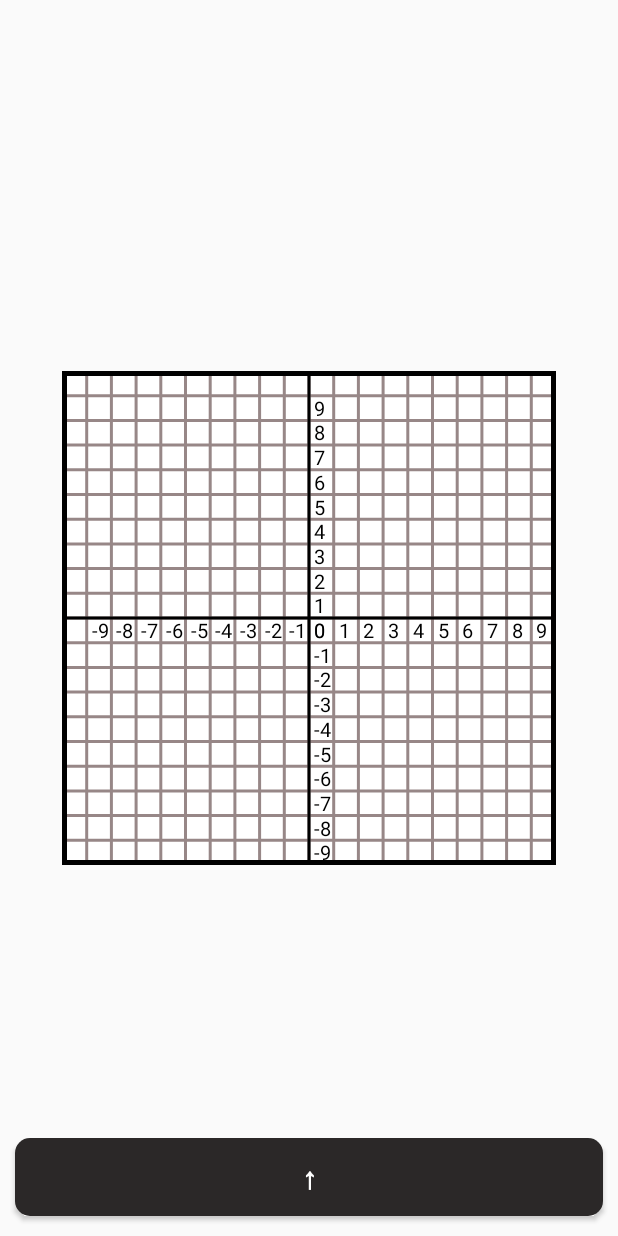
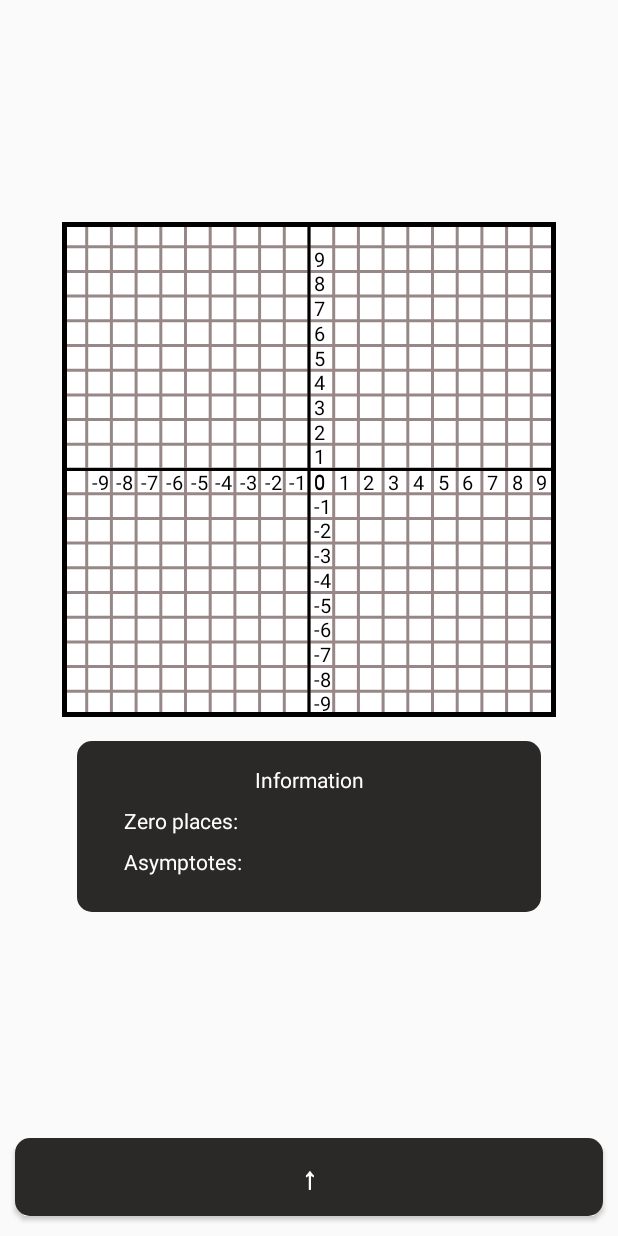
Before and after one commit to TheNoobestGuy/MathematicalAndroidApp, an Android app built with Jetpack Compose: the FunctionChartActivity screen opened directly, with no data from a screen before it, after a tap on an icon or button, on a phone screen of 412 x 824 dp. Run offline under Robolectric (Android 15) with nearby library versions, the phone set to English and light mode, and no system bars.

Commit message:
Small fixes for calculator history and working upon asymptotes and zero places.

```diff
--- a/app/src/main/java/com/example/mathmaster/FunctionChartActivity.kt
+++ b/app/src/main/java/com/example/mathmaster/FunctionChartActivity.kt
@@ -11,6 +11,7 @@ import android.widget.Button
 import android.widget.TextView
 import androidx.activity.ComponentActivity
 import androidx.activity.OnBackPressedCallback
+import androidx.constraintlayout.widget.ConstraintLayout
 import com.example.mathmaster.customviews.AdvancedKeyboard
 import com.example.mathmaster.customviews.FunctionChart
 
@@ -28,7 +29,14 @@ class FunctionChartActivity : ComponentActivity() {
 
         // Chart
         val functionChart: FunctionChart = findViewById(R.id.FunctionChart)
-        functionChart.translationY = -screenHeight+functionChart.y
+        functionChart.translationY = -screenHeight
+
+        // Information
+        val informationBlock: ConstraintLayout = findViewById(R.id.Information)
+        informationBlock.translationY = -screenHeight
+
+        val zeroPlacesText: TextView = findViewById(R.id.ZeroPlaces)
+        val asymptotesText: TextView = findViewById(R.id.Asymptotes)
 
         // Show chart button
         val slideButton: Button = findViewById(R.id.SlideButton)
@@ -66,6 +74,7 @@ class FunctionChartActivity : ComponentActivity() {
         val unClickedButtonStyle = R.drawable.menubutton_background
         slideButton.setOnClickListener {
             slideButton.setBackgroundResource(clickedButtonStyle)
+
             // Change button text
             if (slideButton.text == "↑") {
                 slideButton.text = "↓"
@@ -75,26 +84,29 @@ class FunctionChartActivity : ComponentActivity() {
 
                 // Draw a function
                 functionChart.drawAFunction(equation.text.toString(), keyboard)
+                functionChart.updateInformation(zeroPlacesText, asymptotesText)
             }
 
             // Start proper animation
             val animatorSet = AnimatorSet()
             if (keyboardIsVisible) {
                 val slideDownChart = ObjectAnimator.ofFloat(functionChart, "translationY", 0f)
+                val slideDownInformation = ObjectAnimator.ofFloat(informationBlock, "translationY", 0f)
                 val slideDownButton = ObjectAnimator.ofFloat(slideButton, "translationY", screenHeight-slideButton.y-slideButton.height-20f)
                 val slideDownEquation = ObjectAnimator.ofFloat(equation, "translationY", screenHeight-equation.y)
                 val slideDownKeyboard = ObjectAnimator.ofFloat(keyboard, "translationY", screenHeight-keyboard.y)
 
-                animatorSet.playTogether(slideDownChart, slideDownButton, slideDownEquation, slideDownKeyboard)
+                animatorSet.playTogether(slideDownChart, slideDownInformation, slideDownButton, slideDownEquation, slideDownKeyboard)
                 animatorSet.duration = 800
                 animatorSet.start()
             } else {
-                val slideUpChart = ObjectAnimator.ofFloat(functionChart, "translationY", -screenHeight+functionChart.y)
+                val slideUpChart = ObjectAnimator.ofFloat(functionChart, "translationY", -screenHeight)
+                val slideUpInformation = ObjectAnimator.ofFloat(informationBlock, "translationY", -screenHeight)
                 val slideUpButton = ObjectAnimator.ofFloat(slideButton, "translationY", 0f)
                 val slideUpEquation = ObjectAnimator.ofFloat(equation, "translationY",0f)
                 val slideUpKeyboard = ObjectAnimator.ofFloat(keyboard, "translationY", 0f)
 
-                animatorSet.playTogether(slideUpChart, slideUpButton, slideUpEquation, slideUpKeyboard)
+                animatorSet.playTogether(slideUpChart, slideUpInformation, slideUpButton, slideUpEquation, slideUpKeyboard)
                 animatorSet.duration = 800
                 animatorSet.start()
             }
--- a/app/src/main/java/com/example/mathmaster/customviews/FunctionChart.kt
+++ b/app/src/main/java/com/example/mathmaster/customviews/FunctionChart.kt
@@ -6,6 +6,7 @@ import android.graphics.DashPathEffect
 import android.graphics.Paint
 import android.util.AttributeSet
 import android.view.View
+import android.widget.TextView
 import com.example.mathmaster.R
 import kotlin.math.round
 import kotlin.math.abs
@@ -18,6 +19,8 @@ class FunctionChart @JvmOverloads constructor(
 
     private val paint = Paint()
     private var points: MutableList<Pair<Float, Float>> = mutableListOf()
+    private var asymptotes: MutableList<Float> = mutableListOf()
+    private var zeroPlaces: MutableList<Float> = mutableListOf()
 
     private var gridSpacing: Float = 0f
     private val gridColor = context.getColor(R.color.VeryLightGrey)
@@ -76,7 +79,6 @@ class FunctionChart @JvmOverloads constructor(
         }
 
         // Draw a function
-        val asymptotes: MutableList<Float> = mutableListOf()
         paint.style = Paint.Style.STROKE
         paint.color = linesColor
         paint.strokeWidth = 8f
@@ -141,7 +143,34 @@ class FunctionChart @JvmOverloads constructor(
         return number % 1 == 0f
     }
 
+    fun updateInformation(zeroPlacesTextView: TextView, asymptotesTextView: TextView) {
+        zeroPlacesTextView.text = context.getString(R.string.ZeroPlaces)
+        asymptotesTextView.text = context.getString(R.string.Asymptotes)
+
+        var added = false
+        for (place in zeroPlaces) {
+            val text = " $place,"
+            zeroPlacesTextView.append(text)
+            added = true
+        }
+        if (added) {
+            zeroPlacesTextView.text = zeroPlacesTextView.text.dropLast(1)
+        }
+
+        added = false
+        for (asymptote in asymptotes) {
+            val text = " $asymptote,"
+            asymptotesTextView.append(text)
+            added = true
+        }
+        if (added) {
+            asymptotesTextView.text = asymptotesTextView.text.dropLast(1)
+        }
+    }
+
     fun drawAFunction(input: String, calculator: AdvancedKeyboard) {
+        zeroPlaces.clear()
+        asymptotes.clear()
         points.clear()
 
         paint.color = axisColor
@@ -154,10 +183,17 @@ class FunctionChart @JvmOverloads constructor(
             var x = -(width/(gridSpacing))/2f
             var iterator = 0f
             while (iterator <= width) {
+                // Find Y value for X
                 val equationAfterSubstitution = substituteVariable(equation, x.toDouble())
                 val bufferX = width/2f + (x * gridSpacing)
                 val y = calculator.calculate(equationAfterSubstitution, 0)
 
+                // Check is it a zero place
+                if (y.first == 0.0) {
+                    zeroPlaces.add(x)
+                }
+
+                // Append point
                 y.first = (height/2f) - (y.first*(gridSpacing))
                 points.add(Pair(bufferX, y.first.toFloat()))
 
--- a/app/src/main/res/layout/functionchart_activity.xml
+++ b/app/src/main/res/layout/functionchart_activity.xml
@@ -9,12 +9,64 @@
         android:id="@+id/FunctionChart"
         android:layout_width="0dp"
         android:layout_height="0dp"
-        app:layout_constraintBottom_toBottomOf="parent"
+        app:layout_constraintBottom_toBottomOf="@+id/Blank"
         app:layout_constraintDimensionRatio="1:1"
         app:layout_constraintEnd_toEndOf="parent"
         app:layout_constraintHeight_percent="0.4"
         app:layout_constraintStart_toStartOf="parent"
-        app:layout_constraintTop_toTopOf="parent" />
+        app:layout_constraintTop_toTopOf="parent"
+        app:layout_constraintVertical_bias="0.3" />
+
+    <androidx.constraintlayout.widget.ConstraintLayout
+        android:id="@+id/Information"
+        android:layout_width="0dp"
+        android:layout_height="wrap_content"
+        android:background="@drawable/menubutton_background"
+        android:orientation="vertical"
+        android:layout_marginTop="16dp"
+        app:layout_constraintWidth_percent="0.75"
+        app:layout_constraintEnd_toEndOf="parent"
+        app:layout_constraintStart_toStartOf="parent"
+        app:layout_constraintTop_toBottomOf="@+id/FunctionChart">
+
+        <LinearLayout
+            android:layout_width="0dp"
+            android:layout_height="wrap_content"
+            android:orientation="vertical"
+            android:padding="16dp"
+            app:layout_constraintBottom_toBottomOf="parent"
+            app:layout_constraintEnd_toEndOf="parent"
+            app:layout_constraintStart_toStartOf="parent"
+            app:layout_constraintTop_toTopOf="parent"
+            app:layout_constraintWidth_percent="0.9">
+
+            <TextView
+                android:layout_width="match_parent"
+                android:layout_height="wrap_content"
+                android:text="@string/Information"
+                android:textColor="@color/White"
+                android:gravity="center"/>
+
+            <TextView
+                android:id="@+id/ZeroPlaces"
+                android:layout_width="match_parent"
+                android:layout_height="wrap_content"
+                android:text="@string/ZeroPlaces"
+                android:layout_marginTop="8dp"
+                android:textColor="@color/White"/>
+
+            <TextView
+                android:id="@+id/Asymptotes"
+                android:layout_width="match_parent"
+                android:layout_height="wrap_content"
+                android:text="@string/Asymptotes"
+                android:layout_marginTop="8dp"
+                android:textColor="@color/White"
+                android:layout_marginBottom="8dp"/>
+
+        </LinearLayout>
+
+    </androidx.constraintlayout.widget.ConstraintLayout>
 
     <Button
         android:id="@+id/SlideButton"
@@ -22,9 +74,9 @@
         android:layout_width="0dp"
         android:layout_height="wrap_content"
         android:layout_marginBottom="10dp"
+        android:text="↓"
         android:textSize="20sp"
         android:textStyle="bold"
-        android:text="↓"
         app:layout_constraintBottom_toTopOf="@+id/EquationText"
         app:layout_constraintEnd_toEndOf="parent"
         app:layout_constraintStart_toStartOf="parent"
@@ -36,9 +88,9 @@
         android:layout_height="0dp"
         android:layout_marginBottom="10dp"
         android:gravity="center"
+        android:maxLength="90"
         android:text=""
         android:textSize="15sp"
-        android:maxLength="90"
         app:layout_constraintBottom_toTopOf="@+id/Keyboard"
         app:layout_constraintEnd_toEndOf="parent"
         app:layout_constraintHeight_percent="0.07"
@@ -62,6 +114,6 @@
         android:layout_height="0dp"
         app:layout_constraintBottom_toBottomOf="parent"
         app:layout_constraintEnd_toEndOf="parent"
-        app:layout_constraintStart_toStartOf="parent"/>
+        app:layout_constraintStart_toStartOf="parent" />
 
 </androidx.constraintlayout.widget.ConstraintLayout>
--- a/app/src/main/res/values/strings.xml
+++ b/app/src/main/res/values/strings.xml
@@ -68,7 +68,7 @@
 
     <string name="Clear" translatable="false">C</string>
     <string name="Error" translatable="false">ERROR</string>
-
+    <string name="AC" translatable="false">AC</string>
 
     // Matrix calculator
     <string name="RowPlus" translatable="false">Row+</string>
@@ -91,6 +91,9 @@
 
     // Function chart
     <string name="FunctionChart" translatable="false">Function chart</string>
+    <string name="Information" translatable="false">Information</string>
+    <string name="Asymptotes" translatable="false">Asymptotes:</string>
+    <string name="ZeroPlaces" translatable="false">Zero places:</string>
 
     // Statistics
     <string name="StatisticsOverview" translatable="false">Statistics Overview</string>
```
Also changed, not shown: app/src/main/java/com/example/mathmaster/customviews/AdvancedKeyboard.kt (+19 -119 lines).
